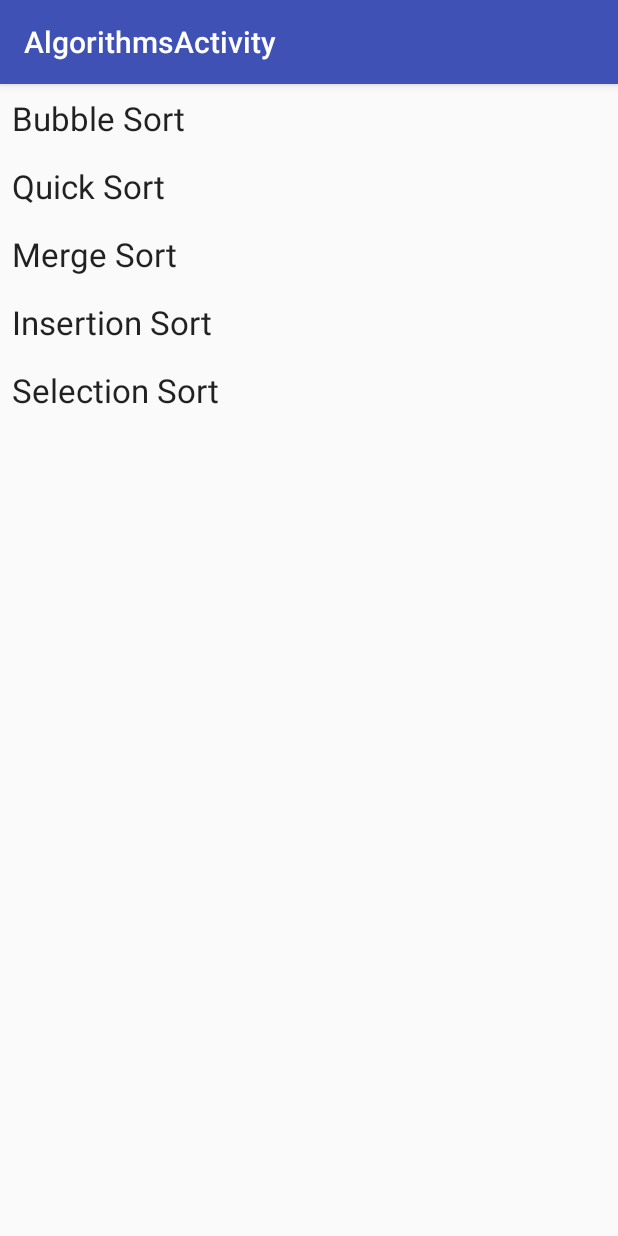
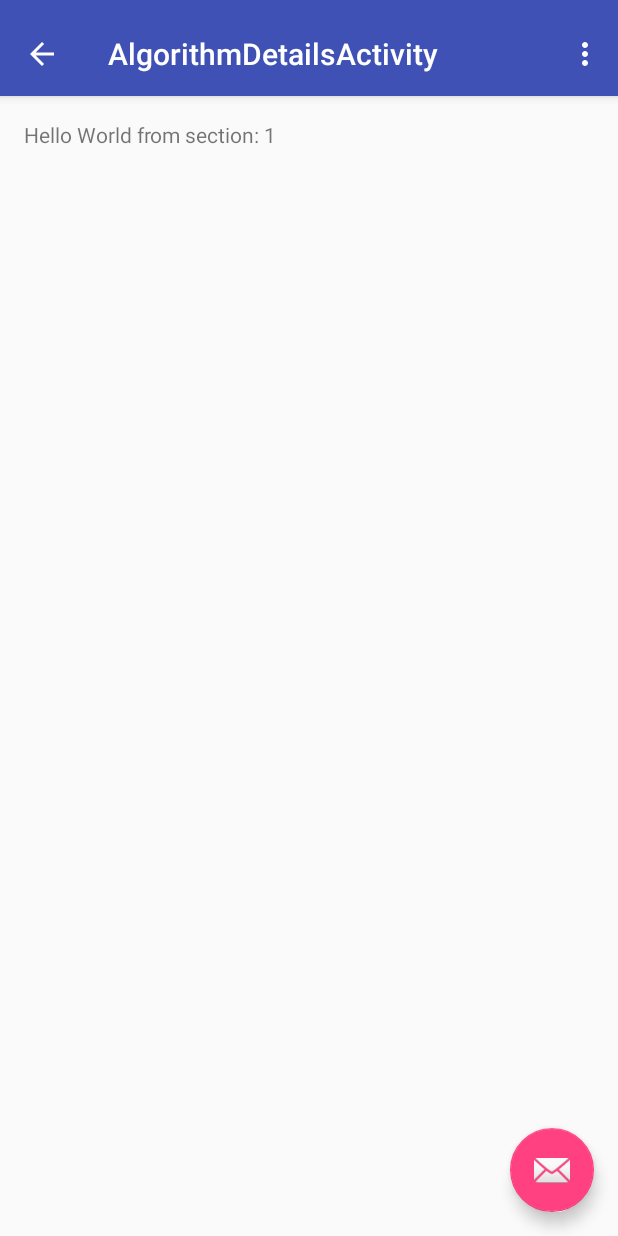
Before and after one commit to sbagadi/algorithms-visualized, an Android app: the screen it shows after launch (AlgorithmsActivity before the commit, AlgorithmDetailsActivity after it), after a tap on "Bubble Sort", on a phone screen of 412 x 824 dp. Run offline under Robolectric (Android 15) with nearby library versions, the phone set to English and light mode, and no system bars.

Commit message:
Feature: Adding an Activity to display algorithm details.
- Adding an Activity with a base Fragment that will be used to show the
  algorithm details and visualize it.
- Using a swipe view pager to navigate between algorithms.

```diff
--- a/app/src/main/AndroidManifest.xml
+++ b/app/src/main/AndroidManifest.xml
@@ -19,6 +19,15 @@
                 <category android:name="android.intent.category.LAUNCHER" />
             </intent-filter>
         </activity>
+        <activity
+            android:name=".ui.algorithms.AlgorithmDetailsActivity"
+            android:label="@string/title_activity_algorithm_details"
+            android:parentActivityName=".ui.AlgorithmsActivity"
+            android:theme="@style/AppTheme.NoActionBar">
+            <meta-data
+                android:name="android.support.PARENT_ACTIVITY"
+                android:value="com.sbagadi.apps.algorithmsvisualized.ui.AlgorithmsActivity" />
+        </activity>
     </application>
 
 </manifest>
--- a/app/src/main/java/com/sbagadi/apps/algorithmsvisualized/ui/AlgorithmsActivityFragment.java
+++ b/app/src/main/java/com/sbagadi/apps/algorithmsvisualized/ui/AlgorithmsActivityFragment.java
@@ -1,5 +1,6 @@
 package com.sbagadi.apps.algorithmsvisualized.ui;
 
+import android.content.Intent;
 import android.content.res.Resources;
 import android.support.annotation.Nullable;
 import android.support.v4.app.Fragment;
@@ -11,6 +12,7 @@ import android.view.View;
 import android.view.ViewGroup;
 
 import com.sbagadi.apps.algorithmsvisualized.R;
+import com.sbagadi.apps.algorithmsvisualized.ui.algorithms.AlgorithmDetailsActivity;
 
 /**
  * A placeholder fragment containing a simple view.
@@ -21,6 +23,7 @@ public class AlgorithmsActivityFragment extends Fragment implements
     private RecyclerView mRecyclerView;
 
     public AlgorithmsActivityFragment() {
+        // Required empty public constructor.
     }
 
     @Override
@@ -48,6 +51,7 @@ public class AlgorithmsActivityFragment extends Fragment implements
     public void onItemClick(View view, int position) {
         if (getActivity() != null) {
             // TODO: Start the algorithms detail activity.
+            startActivity(new Intent(getActivity(), AlgorithmDetailsActivity.class));
         }
     }
     //endregion
--- /dev/null
+++ b/app/src/main/java/com/sbagadi/apps/algorithmsvisualized/ui/algorithms/AlgorithmDetailsActivity.java
@@ -0,0 +1,162 @@
+package com.sbagadi.apps.algorithmsvisualized.ui.algorithms;
+
+import android.support.design.widget.FloatingActionButton;
+import android.support.design.widget.Snackbar;
+import android.support.v7.app.AppCompatActivity;
+import android.support.v7.widget.Toolbar;
+
+import android.support.v4.app.Fragment;
+import android.support.v4.app.FragmentManager;
+import android.support.v4.app.FragmentPagerAdapter;
+import android.support.v4.view.ViewPager;
+import android.os.Bundle;
+import android.view.LayoutInflater;
+import android.view.Menu;
+import android.view.MenuItem;
+import android.view.View;
+import android.view.ViewGroup;
+
+import android.widget.TextView;
+
+import com.sbagadi.apps.algorithmsvisualized.R;
+
+public class AlgorithmDetailsActivity extends AppCompatActivity {
+
+    /**
+     * The {@link android.support.v4.view.PagerAdapter} that will provide
+     * fragments for each of the sections. We use a
+     * {@link FragmentPagerAdapter} derivative, which will keep every
+     * loaded fragment in memory. If this becomes too memory intensive, it
+     * may be best to switch to a
+     * {@link android.support.v4.app.FragmentStatePagerAdapter}.
+     */
+    private SectionsPagerAdapter mSectionsPagerAdapter;
+
+    /**
+     * The {@link ViewPager} that will host the section contents.
+     */
+    private ViewPager mViewPager;
+
+    @Override
+    protected void onCreate(Bundle savedInstanceState) {
+        super.onCreate(savedInstanceState);
+        setContentView(R.layout.activity_algorithm_details);
+
+        Toolbar toolbar = (Toolbar) findViewById(R.id.toolbar);
+        setSupportActionBar(toolbar);
+        getSupportActionBar().setDisplayHomeAsUpEnabled(true);
+        // Create the adapter that will return a fragment for each of the three
+        // primary sections of the activity.
+        mSectionsPagerAdapter = new SectionsPagerAdapter(getSupportFragmentManager());
+
+        // Set up the ViewPager with the sections adapter.
+        mViewPager = (ViewPager) findViewById(R.id.container);
+        mViewPager.setAdapter(mSectionsPagerAdapter);
+
+
+        FloatingActionButton fab = (FloatingActionButton) findViewById(R.id.fab);
+        fab.setOnClickListener(new View.OnClickListener() {
+            @Override
+            public void onClick(View view) {
+                Snackbar.make(view, "Replace with your own action", Snackbar.LENGTH_LONG)
+                        .setAction("Action", null).show();
+            }
+        });
+
+    }
+
+
+    @Override
+    public boolean onCreateOptionsMenu(Menu menu) {
+        // Inflate the menu; this adds items to the action bar if it is present.
+        getMenuInflater().inflate(R.menu.menu_algorithm_details, menu);
+        return true;
+    }
+
+    @Override
+    public boolean onOptionsItemSelected(MenuItem item) {
+        // Handle action bar item clicks here. The action bar will
+        // automatically handle clicks on the Home/Up button, so long
+        // as you specify a parent activity in AndroidManifest.xml.
+        int id = item.getItemId();
+
+        //noinspection SimplifiableIfStatement
+        if (id == R.id.action_settings) {
+            return true;
+        }
+
+        return super.onOptionsItemSelected(item);
+    }
+
+    /**
+     * A placeholder fragment containing a simple view.
+     */
+    public static class PlaceholderFragment extends Fragment {
+        /**
+         * The fragment argument representing the section number for this
+         * fragment.
+         */
+        private static final String ARG_SECTION_NUMBER = "section_number";
+
+        public PlaceholderFragment() {
+        }
+
+        /**
+         * Returns a new instance of this fragment for the given section
+         * number.
+         */
+        public static PlaceholderFragment newInstance(int sectionNumber) {
+            PlaceholderFragment fragment = new PlaceholderFragment();
+            Bundle args = new Bundle();
+            args.putInt(ARG_SECTION_NUMBER, sectionNumber);
+            fragment.setArguments(args);
+            return fragment;
+        }
+
+        @Override
+        public View onCreateView(LayoutInflater inflater, ViewGroup container,
+                                 Bundle savedInstanceState) {
+            View rootView = inflater.inflate(R.layout.fragment_algorithm_details, container, false);
+            TextView textView = (TextView) rootView.findViewById(R.id.section_label);
+            textView.setText(getString(R.string.section_format, getArguments().getInt(ARG_SECTION_NUMBER)));
+            return rootView;
+        }
+    }
+
+    /**
+     * A {@link FragmentPagerAdapter} that returns a fragment corresponding to
+     * one of the sections/tabs/pages.
+     */
+    public class SectionsPagerAdapter extends FragmentPagerAdapter {
+
+        public SectionsPagerAdapter(FragmentManager fm) {
+            super(fm);
+        }
+
+        @Override
+        public Fragment getItem(int position) {
+            // getItem is called to instantiate the fragment for the given page.
+            // Return a PlaceholderFragment (defined as a static inner class below).
+            return PlaceholderFragment.newInstance(position + 1);
+        }
+
+        @Override
+        public int getCount() {
+            // Show 3 total pages.
+            return 3;
+        }
+
+        @Override
+        public CharSequence getPageTitle(int position) {
+            switch (position) {
+                case 0:
+                    return "SECTION 1";
+                case 1:
+                    return "SECTION 2";
+                case 2:
+                    return "SECTION 3";
+            }
+            return null;
+        }
+    }
+}
--- /dev/null
+++ b/app/src/main/res/layout/activity_algorithm_details.xml
@@ -0,0 +1,44 @@
+<?xml version="1.0" encoding="utf-8"?>
+<android.support.design.widget.CoordinatorLayout xmlns:android="http://schemas.android.com/apk/res/android"
+    xmlns:app="http://schemas.android.com/apk/res-auto"
+    xmlns:tools="http://schemas.android.com/tools"
+    android:id="@+id/main_content"
+    android:layout_width="match_parent"
+    android:layout_height="match_parent"
+    android:fitsSystemWindows="true"
+    tools:context="com.sbagadi.apps.algorithmsvisualized.ui.algorithms.AlgorithmDetailsActivity">
+
+    <android.support.design.widget.AppBarLayout
+        android:id="@+id/appbar"
+        android:layout_width="match_parent"
+        android:layout_height="wrap_content"
+        android:paddingTop="@dimen/appbar_padding_top"
+        android:theme="@style/AppTheme.AppBarOverlay">
+
+        <android.support.v7.widget.Toolbar
+            android:id="@+id/toolbar"
+            android:layout_width="match_parent"
+            android:layout_height="?attr/actionBarSize"
+            android:background="?attr/colorPrimary"
+            app:layout_scrollFlags="scroll|enterAlways"
+            app:popupTheme="@style/AppTheme.PopupOverlay">
+
+        </android.support.v7.widget.Toolbar>
+
+    </android.support.design.widget.AppBarLayout>
+
+    <android.support.v4.view.ViewPager
+        android:id="@+id/container"
+        android:layout_width="match_parent"
+        android:layout_height="match_parent"
+        app:layout_behavior="@string/appbar_scrolling_view_behavior" />
+
+    <android.support.design.widget.FloatingActionButton
+        android:id="@+id/fab"
+        android:layout_width="wrap_content"
+        android:layout_height="wrap_content"
+        android:layout_gravity="end|bottom"
+        android:layout_margin="@dimen/fab_margin"
+        app:srcCompat="@android:drawable/ic_dialog_email" />
+
+</android.support.design.widget.CoordinatorLayout>
--- /dev/null
+++ b/app/src/main/res/layout/fragment_algorithm_details.xml
@@ -0,0 +1,16 @@
+<RelativeLayout xmlns:android="http://schemas.android.com/apk/res/android"
+    xmlns:tools="http://schemas.android.com/tools"
+    android:layout_width="match_parent"
+    android:layout_height="match_parent"
+    android:paddingBottom="@dimen/activity_vertical_margin"
+    android:paddingLeft="@dimen/activity_horizontal_margin"
+    android:paddingRight="@dimen/activity_horizontal_margin"
+    android:paddingTop="@dimen/activity_vertical_margin"
+    tools:context="com.sbagadi.apps.algorithmsvisualized.ui.algorithms.AlgorithmDetailsActivity$PlaceholderFragment">
+
+    <TextView
+        android:id="@+id/section_label"
+        android:layout_width="wrap_content"
+        android:layout_height="wrap_content" />
+
+</RelativeLayout>
--- /dev/null
+++ b/app/src/main/res/menu/menu_algorithm_details.xml
@@ -0,0 +1,10 @@
+<menu xmlns:android="http://schemas.android.com/apk/res/android"
+    xmlns:app="http://schemas.android.com/apk/res-auto"
+    xmlns:tools="http://schemas.android.com/tools"
+    tools:context="com.sbagadi.apps.algorithmsvisualized.ui.algorithms.AlgorithmDetailsActivity">
+    <item
+        android:id="@+id/action_settings"
+        android:orderInCategory="100"
+        android:title="@string/action_settings"
+        app:showAsAction="never" />
+</menu>
--- /dev/null
+++ b/app/src/main/res/values-w820dp/dimens.xml
@@ -0,0 +1,6 @@
+<resources>
+    <!-- Example customization of dimensions originally defined in res/values/dimens.xml
+         (such as screen margins) for screens with more than 820dp of available width. This
+         would include 7" and 10" devices in landscape (~960dp and ~1280dp respectively). -->
+    <dimen name="activity_horizontal_margin">64dp</dimen>
+</resources>
--- a/app/src/main/res/values/dimens.xml
+++ b/app/src/main/res/values/dimens.xml
@@ -1,3 +1,7 @@
 <resources>
     <dimen name="fab_margin">16dp</dimen>
+    <!-- Default screen margins, per the Android Design guidelines. -->
+    <dimen name="activity_horizontal_margin">16dp</dimen>
+    <dimen name="activity_vertical_margin">16dp</dimen>
+    <dimen name="appbar_padding_top">8dp</dimen>
 </resources>
--- a/app/src/main/res/values/strings.xml
+++ b/app/src/main/res/values/strings.xml
@@ -11,4 +11,6 @@
         <item>Insertion Sort</item>
         <item>Selection Sort</item>
     </string-array>
+    <string name="title_activity_algorithm_details">AlgorithmDetailsActivity</string>
+    <string name="section_format">Hello World from section: %1$d</string>
 </resources>
```
